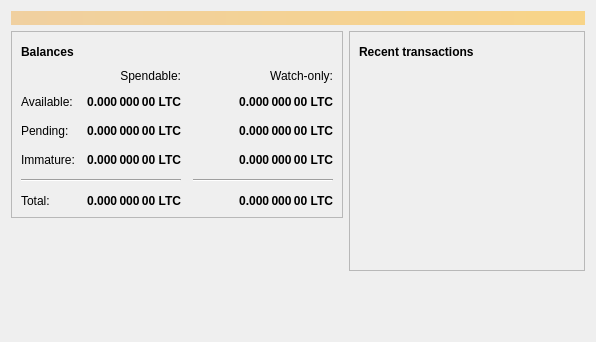
Old version of the form src/qt/forms/overviewpage.ui in the repository mastermind4242/tubacle.
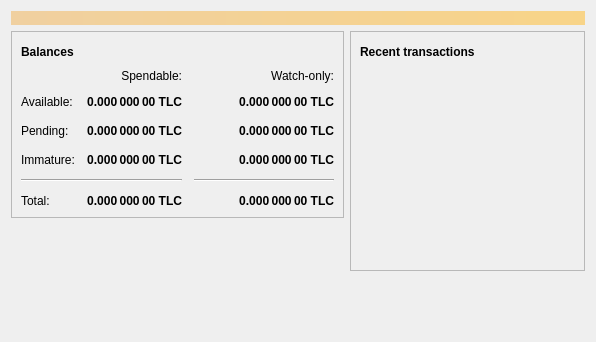
New version of the form. Icons and pictures are not drawn.

```diff
--- a/src/qt/forms/overviewpage.ui
+++ b/src/qt/forms/overviewpage.ui
@@ -129,7 +129,7 @@
                <string>Unconfirmed transactions to watch-only addresses</string>
               </property>
               <property name="text">
-               <string notr="true">0.000 000 00 LTC</string>
+               <string notr="true">0.000 000 00 TLC</string>
               </property>
               <property name="alignment">
                <set>Qt::AlignRight|Qt::AlignTrailing|Qt::AlignVCenter</set>
@@ -154,7 +154,7 @@
                <string>Total of transactions that have yet to be confirmed, and do not yet count toward the spendable balance</string>
               </property>
               <property name="text">
-               <string notr="true">0.000 000 00 LTC</string>
+               <string notr="true">0.000 000 00 TLC</string>
               </property>
               <property name="alignment">
                <set>Qt::AlignRight|Qt::AlignTrailing|Qt::AlignVCenter</set>
@@ -179,7 +179,7 @@
                <string>Mined balance in watch-only addresses that has not yet matured</string>
               </property>
               <property name="text">
-               <string notr="true">0.000 000 00 LTC</string>
+               <string notr="true">0.000 000 00 TLC</string>
               </property>
               <property name="alignment">
                <set>Qt::AlignRight|Qt::AlignTrailing|Qt::AlignVCenter</set>
@@ -237,7 +237,7 @@
                <string>Mined balance that has not yet matured</string>
               </property>
               <property name="text">
-               <string notr="true">0.000 000 00 LTC</string>
+               <string notr="true">0.000 000 00 TLC</string>
               </property>
               <property name="alignment">
                <set>Qt::AlignRight|Qt::AlignTrailing|Qt::AlignVCenter</set>
@@ -282,7 +282,7 @@
                <string>Your current total balance</string>
               </property>
               <property name="text">
-               <string notr="true">0.000 000 00 LTC</string>
+               <string notr="true">0.000 000 00 TLC</string>
               </property>
               <property name="alignment">
                <set>Qt::AlignRight|Qt::AlignTrailing|Qt::AlignVCenter</set>
@@ -307,7 +307,7 @@
                <string>Current total balance in watch-only addresses</string>
               </property>
               <property name="text">
-               <string notr="true">0.000 000 00 LTC</string>
+               <string notr="true">0.000 000 00 TLC</string>
               </property>
               <property name="alignment">
                <set>Qt::AlignRight|Qt::AlignTrailing|Qt::AlignVCenter</set>
@@ -349,7 +349,7 @@
                <string>Your current spendable balance</string>
               </property>
               <property name="text">
-               <string notr="true">0.000 000 00 LTC</string>
+               <string notr="true">0.000 000 00 TLC</string>
               </property>
               <property name="alignment">
                <set>Qt::AlignRight|Qt::AlignTrailing|Qt::AlignVCenter</set>
@@ -374,7 +374,7 @@
                <string>Your current balance in watch-only addresses</string>
               </property>
               <property name="text">
-               <string notr="true">0.000 000 00 LTC</string>
+               <string notr="true">0.000 000 00 TLC</string>
               </property>
               <property name="alignment">
                <set>Qt::AlignRight|Qt::AlignTrailing|Qt::AlignVCenter</set>
```
Left out of the diff: 4 changed lines with no effect on the pictures.
